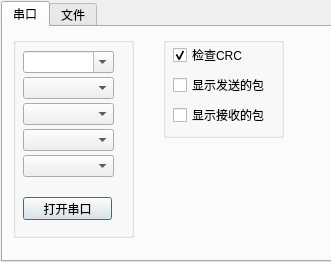
Above: host/quadcopter/dialogdatasource/dialogdatasource.ui from motion55/etootle-flight before the change. Below: the same form after it.
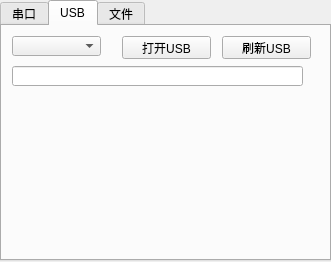
That is the form after the change. The open tabs and pages were chosen to show the change.

```diff
--- a/host/quadcopter/dialogdatasource/dialogdatasource.ui
+++ b/host/quadcopter/dialogdatasource/dialogdatasource.ui
@@ -16,8 +16,8 @@
   <widget class="QTabWidget" name="tabWidget">
    <property name="geometry">
     <rect>
-     <x>1</x>
-     <y>1</y>
+     <x>0</x>
+     <y>0</y>
      <width>331</width>
      <height>261</height>
     </rect>
@@ -35,7 +35,7 @@
        <x>10</x>
        <y>10</y>
        <width>121</width>
-       <height>201</height>
+       <height>211</height>
       </rect>
      </property>
      <property name="title">
@@ -45,7 +45,7 @@
       <property name="geometry">
        <rect>
         <x>10</x>
-        <y>160</y>
+        <y>150</y>
         <width>89</width>
         <height>23</height>
        </rect>
@@ -82,7 +82,7 @@
            <string>可自己填写。</string>
           </property>
           <property name="editable">
-           <bool>true</bool>
+           <bool>false</bool>
           </property>
           <property name="currentIndex">
            <number>-1</number>
@@ -164,6 +164,72 @@
      </widget>
     </widget>
    </widget>
+   <widget class="QWidget" name="usb">
+    <attribute name="title">
+     <string>USB</string>
+    </attribute>
+    <widget class="QComboBox" name="usbHid">
+     <property name="geometry">
+      <rect>
+       <x>10</x>
+       <y>10</y>
+       <width>89</width>
+       <height>20</height>
+      </rect>
+     </property>
+     <property name="toolTip">
+      <string>可自己填写。</string>
+     </property>
+     <property name="editable">
+      <bool>false</bool>
+     </property>
+     <property name="currentIndex">
+      <number>-1</number>
+     </property>
+     <property name="duplicatesEnabled">
+      <bool>false</bool>
+     </property>
+    </widget>
+    <widget class="QPushButton" name="usb_refresh">
+     <property name="geometry">
+      <rect>
+       <x>220</x>
+       <y>10</y>
+       <width>89</width>
+       <height>23</height>
+      </rect>
+     </property>
+     <property name="text">
+      <string>刷新USB</string>
+     </property>
+    </widget>
+    <widget class="QPushButton" name="usb_openClose">
+     <property name="geometry">
+      <rect>
+       <x>120</x>
+       <y>10</y>
+       <width>89</width>
+       <height>23</height>
+      </rect>
+     </property>
+     <property name="text">
+      <string>打开USB</string>
+     </property>
+    </widget>
+    <widget class="QLineEdit" name="usb_path">
+     <property name="geometry">
+      <rect>
+       <x>10</x>
+       <y>40</y>
+       <width>291</width>
+       <height>20</height>
+      </rect>
+     </property>
+     <property name="readOnly">
+      <bool>true</bool>
+     </property>
+    </widget>
+   </widget>
    <widget class="QWidget" name="file">
     <attribute name="title">
      <string>文件</string>
```
Left out of the diff: 13 changed lines with no effect on the pictures.
